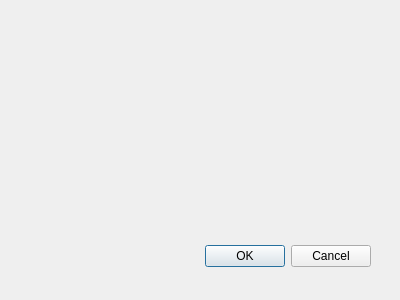
The window that CryptokiMan/create_pqc_pri_key_dlg.ui (jykim74/CryptokiMan) describes before a commit, drawn with Qt 5.
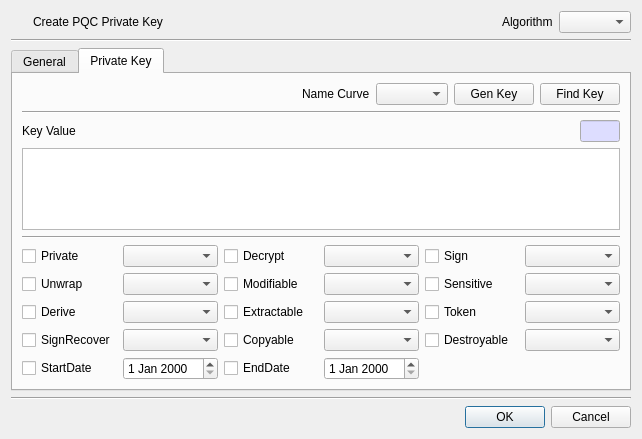
The same window after the commit. The open tabs and pages were chosen to show the change. Icons and pictures are not drawn.

```diff
--- a/CryptokiMan/create_pqc_pri_key_dlg.ui
+++ b/CryptokiMan/create_pqc_pri_key_dlg.ui
@@ -6,29 +6,520 @@
    <rect>
     <x>0</x>
     <y>0</y>
-    <width>400</width>
-    <height>300</height>
+    <width>642</width>
+    <height>439</height>
    </rect>
   </property>
   <property name="windowTitle">
    <string>Dialog</string>
   </property>
-  <widget class="QDialogButtonBox" name="buttonBox">
-   <property name="geometry">
-    <rect>
-     <x>30</x>
-     <y>240</y>
-     <width>341</width>
-     <height>32</height>
-    </rect>
-   </property>
-   <property name="orientation">
-    <enum>Qt::Horizontal</enum>
-   </property>
-   <property name="standardButtons">
-    <set>QDialogButtonBox::Cancel|QDialogButtonBox::Ok</set>
-   </property>
-  </widget>
+  <layout class="QVBoxLayout" name="verticalLayout">
+   <item>
+    <layout class="QGridLayout" name="gridLayout">
+     <item row="0" column="0">
+      <widget class="QPushButton" name="pushButton">
+       <property name="minimumSize">
+        <size>
+         <width>16</width>
+         <height>0</height>
+        </size>
+       </property>
+       <property name="maximumSize">
+        <size>
+         <width>16</width>
+         <height>16777215</height>
+        </size>
+       </property>
+       <property name="text">
+        <string/>
+       </property>
+       <property name="icon">
+        <iconset resource="cryptokiman.qrc">
+         <normaloff>:/images/pqc_pr.png</normaloff>:/images/pqc_pr.png</iconset>
+       </property>
+       <property name="flat">
+        <bool>true</bool>
+       </property>
+      </widget>
+     </item>
+     <item row="0" column="2">
+      <spacer name="horizontalSpacer">
+       <property name="orientation">
+        <enum>Qt::Horizontal</enum>
+       </property>
+       <property name="sizeHint" stdset="0">
+        <size>
+         <width>40</width>
+         <height>20</height>
+        </size>
+       </property>
+      </spacer>
+     </item>
+     <item row="0" column="1">
+      <widget class="QLabel" name="mHeadLabel">
+       <property name="text">
+        <string>Create PQC Private Key</string>
+       </property>
+      </widget>
+     </item>
+     <item row="0" column="3">
+      <widget class="QLabel" name="label_7">
+       <property name="text">
+        <string>Algorithm</string>
+       </property>
+      </widget>
+     </item>
+     <item row="0" column="4">
+      <widget class="QComboBox" name="mAlgCombo"/>
+     </item>
+    </layout>
+   </item>
+   <item>
+    <widget class="Line" name="line">
+     <property name="orientation">
+      <enum>Qt::Horizontal</enum>
+     </property>
+    </widget>
+   </item>
+   <item>
+    <widget class="QTabWidget" name="tabWidget">
+     <property name="currentIndex">
+      <number>0</number>
+     </property>
+     <widget class="QWidget" name="mFirstTab">
+      <attribute name="title">
+       <string>General</string>
+      </attribute>
+      <layout class="QVBoxLayout" name="verticalLayout_2">
+       <item>
+        <layout class="QGridLayout" name="gridLayout_2">
+         <item row="0" column="1">
+          <widget class="QLabel" name="label_2">
+           <property name="text">
+            <string>Slot Info</string>
+           </property>
+          </widget>
+         </item>
+         <item row="0" column="0">
+          <widget class="QPushButton" name="pushButton_2">
+           <property name="minimumSize">
+            <size>
+             <width>16</width>
+             <height>0</height>
+            </size>
+           </property>
+           <property name="maximumSize">
+            <size>
+             <width>16</width>
+             <height>16777215</height>
+            </size>
+           </property>
+           <property name="text">
+            <string/>
+           </property>
+           <property name="icon">
+            <iconset resource="cryptokiman.qrc">
+             <normaloff>:/images/slot.png</normaloff>:/images/slot.png</iconset>
+           </property>
+           <property name="flat">
+            <bool>true</bool>
+           </property>
+          </widget>
+         </item>
+         <item row="0" column="2">
+          <widget class="QLineEdit" name="mSlotInfoText"/>
+         </item>
+        </layout>
+       </item>
+       <item>
+        <widget class="Line" name="line_3">
+         <property name="orientation">
+          <enum>Qt::Horizontal</enum>
+         </property>
+        </widget>
+       </item>
+       <item>
+        <layout class="QGridLayout" name="gridLayout_3">
+         <item row="2" column="0">
+          <widget class="QLabel" name="label_5">
+           <property name="text">
+            <string>ID</string>
+           </property>
+          </widget>
+         </item>
+         <item row="2" column="1">
+          <widget class="QLineEdit" name="mIDText"/>
+         </item>
+         <item row="1" column="1">
+          <widget class="QLineEdit" name="mSubjectText"/>
+         </item>
+         <item row="3" column="0">
+          <widget class="QLabel" name="label_6">
+           <property name="text">
+            <string>PubKeyInfo</string>
+           </property>
+          </widget>
+         </item>
+         <item row="1" column="0">
+          <widget class="QLabel" name="label_4">
+           <property name="text">
+            <string>Subject</string>
+           </property>
+          </widget>
+         </item>
+         <item row="0" column="0">
+          <widget class="QLabel" name="label_3">
+           <property name="text">
+            <string>Label</string>
+           </property>
+          </widget>
+         </item>
+         <item row="3" column="1">
+          <widget class="QLineEdit" name="mPubKeyInfoText"/>
+         </item>
+         <item row="1" column="2">
+          <widget class="QComboBox" name="comboBox"/>
+         </item>
+         <item row="2" column="2">
+          <widget class="QCheckBox" name="mUseSKICheck">
+           <property name="text">
+            <string>Use SKI</string>
+           </property>
+          </widget>
+         </item>
+         <item row="3" column="2">
+          <widget class="QCheckBox" name="mUseSPKICheck">
+           <property name="text">
+            <string>Use SPKI</string>
+           </property>
+          </widget>
+         </item>
+         <item row="0" column="1" colspan="2">
+          <widget class="QLineEdit" name="mLabelText"/>
+         </item>
+        </layout>
+       </item>
+       <item>
+        <widget class="Line" name="line_4">
+         <property name="orientation">
+          <enum>Qt::Horizontal</enum>
+         </property>
+        </widget>
+       </item>
+       <item>
+        <spacer name="verticalSpacer">
+         <property name="orientation">
+          <enum>Qt::Vertical</enum>
+         </property>
+         <property name="sizeHint" stdset="0">
+          <size>
+           <width>20</width>
+           <height>40</height>
+          </size>
+         </property>
+        </spacer>
+       </item>
+      </layout>
+     </widget>
+     <widget class="QWidget" name="mSecondTab">
+      <attribute name="title">
+       <string>Private Key</string>
+      </attribute>
+      <layout class="QVBoxLayout" name="verticalLayout_3">
+       <item>
+        <layout class="QGridLayout" name="gridLayout_4">
+         <item row="0" column="4">
+          <widget class="QComboBox" name="mParamCombo"/>
+         </item>
+         <item row="0" column="5">
+          <widget class="QPushButton" name="mGenKeyBtn">
+           <property name="text">
+            <string>Gen Key</string>
+           </property>
+          </widget>
+         </item>
+         <item row="0" column="6">
+          <widget class="QPushButton" name="mFindKeyBtn">
+           <property name="text">
+            <string>Find Key</string>
+           </property>
+          </widget>
+         </item>
+         <item row="0" column="3">
+          <widget class="QLabel" name="label_8">
+           <property name="text">
+            <string>Name Curve</string>
+           </property>
+          </widget>
+         </item>
+         <item row="0" column="2">
+          <spacer name="horizontalSpacer_2">
+           <property name="orientation">
+            <enum>Qt::Horizontal</enum>
+           </property>
+           <property name="sizeHint" stdset="0">
+            <size>
+             <width>40</width>
+             <height>20</height>
+            </size>
+           </property>
+          </spacer>
+         </item>
+        </layout>
+       </item>
+       <item>
+        <widget class="Line" name="line_6">
+         <property name="orientation">
+          <enum>Qt::Horizontal</enum>
+         </property>
+        </widget>
+       </item>
+       <item>
+        <layout class="QGridLayout" name="gridLayout_5">
+         <item row="0" column="0">
+          <widget class="QLabel" name="label_9">
+           <property name="text">
+            <string>Key Value</string>
+           </property>
+          </widget>
+         </item>
+         <item row="0" column="2">
+          <widget class="QLineEdit" name="mKeyValueLenText">
+           <property name="minimumSize">
+            <size>
+             <width>40</width>
+             <height>0</height>
+            </size>
+           </property>
+           <property name="maximumSize">
+            <size>
+             <width>40</width>
+             <height>16777215</height>
+            </size>
+           </property>
+           <property name="palette">
+            <palette>
+             <active>
+              <colorrole role="Base">
+               <brush brushstyle="SolidPattern">
+                <color alpha="255">
+                 <red>221</red>
+                 <green>221</green>
+                 <blue>255</blue>
+                </color>
+               </brush>
+              </colorrole>
+             </active>
+             <inactive>
+              <colorrole role="Base">
+               <brush brushstyle="SolidPattern">
+                <color alpha="255">
+                 <red>221</red>
+                 <green>221</green>
+                 <blue>255</blue>
+                </color>
+               </brush>
+              </colorrole>
+             </inactive>
+             <disabled/>
+            </palette>
+           </property>
+           <property name="readOnly">
+            <bool>true</bool>
+           </property>
+          </widget>
+         </item>
+         <item row="0" column="1">
+          <spacer name="horizontalSpacer_3">
+           <property name="orientation">
+            <enum>Qt::Horizontal</enum>
+           </property>
+           <property name="sizeHint" stdset="0">
+            <size>
+             <width>40</width>
+             <height>20</height>
+            </size>
+           </property>
+          </spacer>
+         </item>
+        </layout>
+       </item>
+       <item>
+        <widget class="QPlainTextEdit" name="mKeyValueText"/>
+       </item>
+       <item>
+        <widget class="Line" name="line_5">
+         <property name="orientation">
+          <enum>Qt::Horizontal</enum>
+         </property>
+        </widget>
+       </item>
+       <item>
+        <layout class="QGridLayout" name="gridLayout_6">
+         <item row="2" column="0">
+          <widget class="QCheckBox" name="mDeriveCheck">
+           <property name="text">
+            <string>Derive</string>
+           </property>
+          </widget>
+         </item>
+         <item row="0" column="2">
+          <widget class="QCheckBox" name="mDecryptCheck">
+           <property name="text">
+            <string>Decrypt</string>
+           </property>
+          </widget>
+         </item>
+         <item row="3" column="4">
+          <widget class="QCheckBox" name="mDestroyableCheck">
+           <property name="text">
+            <string>Destroyable</string>
+           </property>
+          </widget>
+         </item>
+         <item row="4" column="1">
+          <widget class="QDateEdit" name="mStartDateEdit"/>
+         </item>
+         <item row="2" column="4">
+          <widget class="QCheckBox" name="mTokenCheck">
+           <property name="text">
+            <string>Token</string>
+           </property>
+          </widget>
+         </item>
+         <item row="1" column="2">
+          <widget class="QCheckBox" name="mModifiableCheck">
+           <property name="text">
+            <string>Modifiable</string>
+           </property>
+          </widget>
+         </item>
+         <item row="3" column="0">
+          <widget class="QCheckBox" name="mSignRecoverCheck">
+           <property name="text">
+            <string>SignRecover</string>
+           </property>
+          </widget>
+         </item>
+         <item row="4" column="0">
+          <widget class="QCheckBox" name="mStartDateCheck">
+           <property name="text">
+            <string>StartDate</string>
+           </property>
+          </widget>
+         </item>
+         <item row="0" column="3">
+          <widget class="QComboBox" name="mDecryptCombo"/>
+         </item>
+         <item row="4" column="2">
+          <widget class="QCheckBox" name="mEndDateCheck">
+           <property name="text">
+            <string>EndDate</string>
+           </property>
+          </widget>
+         </item>
+         <item row="0" column="4">
+          <widget class="QCheckBox" name="mSignCheck">
+           <property name="text">
+            <string>Sign</string>
+           </property>
+          </widget>
+         </item>
+         <item row="0" column="5">
+          <widget class="QComboBox" name="mSignCombo"/>
+         </item>
+         <item row="1" column="4">
+          <widget class="QCheckBox" name="mSensitiveCheck">
+           <property name="text">
+            <string>Sensitive</string>
+           </property>
+          </widget>
+         </item>
+         <item row="2" column="2">
+          <widget class="QCheckBox" name="mExtractableCheck">
+           <property name="text">
+            <string>Extractable</string>
+           </property>
+          </widget>
+         </item>
+         <item row="0" column="0">
+          <widget class="QCheckBox" name="mPrivateCheck">
+           <property name="text">
+            <string>Private</string>
+           </property>
+          </widget>
+         </item>
+         <item row="1" column="0">
+          <widget class="QCheckBox" name="mUnwrapCheck">
+           <property name="text">
+            <string>Unwrap</string>
+           </property>
+          </widget>
+         </item>
+         <item row="4" column="3">
+          <widget class="QDateEdit" name="mEndDateEdit"/>
+         </item>
+         <item row="3" column="2">
+          <widget class="QCheckBox" name="mCopyableCheck">
+           <property name="text">
+            <string>Copyable</string>
+           </property>
+          </widget>
+         </item>
+         <item row="0" column="1">
+          <widget class="QComboBox" name="mPrivateCombo"/>
+         </item>
+         <item row="1" column="1">
+          <widget class="QComboBox" name="mUnwrapCombo"/>
+         </item>
+         <item row="2" column="1">
+          <widget class="QComboBox" name="mDeriveCombo"/>
+         </item>
+         <item row="3" column="1">
+          <widget class="QComboBox" name="mSignRecoverCombo"/>
+         </item>
+         <item row="1" column="3">
+          <widget class="QComboBox" name="mModifiableCombo"/>
+         </item>
+         <item row="2" column="3">
+          <widget class="QComboBox" name="mExtractableCombo"/>
+         </item>
+         <item row="3" column="3">
+          <widget class="QComboBox" name="mCopyableCombo"/>
+         </item>
+         <item row="1" column="5">
+          <widget class="QComboBox" name="mSensitiveCombo"/>
+         </item>
+         <item row="2" column="5">
+          <widget class="QComboBox" name="mTokenCombo"/>
+         </item>
+         <item row="3" column="5">
+          <widget class="QComboBox" name="mDestroyableCombo"/>
+         </item>
+        </layout>
+       </item>
+      </layout>
+     </widget>
+    </widget>
+   </item>
+   <item>
+    <widget class="Line" name="line_2">
+     <property name="orientation">
+      <enum>Qt::Horizontal</enum>
+     </property>
+    </widget>
+   </item>
+   <item>
+    <widget class="QDialogButtonBox" name="buttonBox">
+     <property name="orientation">
+      <enum>Qt::Horizontal</enum>
+     </property>
+     <property name="standardButtons">
+      <set>QDialogButtonBox::Cancel|QDialogButtonBox::Ok</set>
+     </property>
+    </widget>
+   </item>
+  </layout>
  </widget>
  <resources/>
  <connections>
```
Left out of the diff: 4 changed lines with no effect on the pictures.
